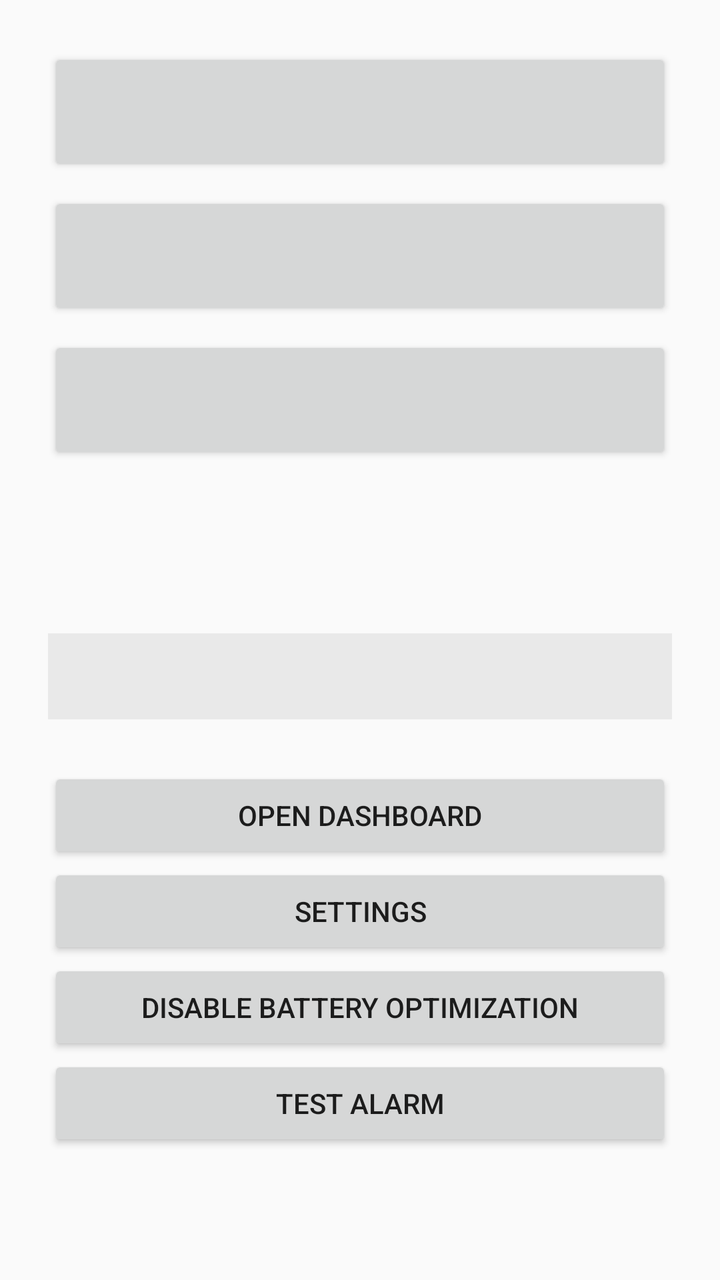
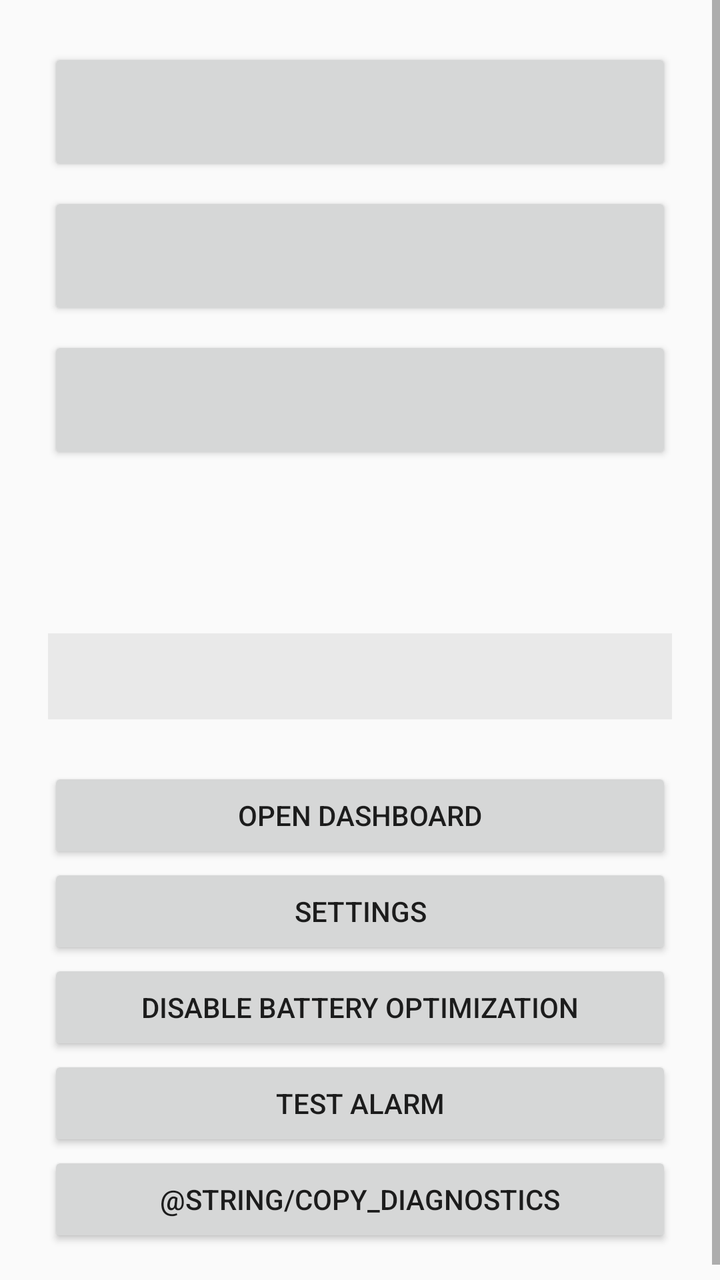

Screens rendered from an Android XML layout before and after an edit, with the pre-edit source and the edit as a unified diff.
<!-- AndroidManifest.xml: application theme Theme.TeamsMonitor -->
<!-- res/layout/activity_main.xml -->
<?xml version="1.0" encoding="utf-8"?>
<LinearLayout xmlns:android="http://schemas.android.com/apk/res/android"
    android:layout_width="match_parent"
    android:layout_height="match_parent"
    android:orientation="vertical">

    <LinearLayout
        android:id="@+id/dnd_banner"
        android:layout_width="match_parent"
        android:layout_height="wrap_content"
        android:orientation="horizontal"
        android:gravity="center_vertical"
        android:background="#D32F2F"
        android:padding="12dp"
        android:visibility="gone">

        <TextView
            android:layout_width="0dp"
            android:layout_height="wrap_content"
            android:layout_weight="1"
            android:text="@string/dnd_warning"
            android:textColor="#FFFFFF"
            android:textStyle="bold" />

        <Button
            android:id="@+id/dnd_fix"
            android:layout_width="wrap_content"
            android:layout_height="wrap_content"
            android:text="@string/dnd_fix" />
    </LinearLayout>

    <LinearLayout
        android:layout_width="match_parent"
        android:layout_height="match_parent"
        android:orientation="vertical"
        android:padding="24dp">

        <Button
            android:id="@+id/toggle_alarm_sound"
            android:layout_width="match_parent"
            android:layout_height="wrap_content"
            android:minHeight="64dp"
            android:textSize="16sp"
            android:textAllCaps="false" />

        <Button
            android:id="@+id/toggle_notifications"
            android:layout_width="match_parent"
            android:layout_height="wrap_content"
            android:layout_marginTop="8dp"
            android:minHeight="64dp"
            android:textSize="16sp"
            android:textAllCaps="false" />

        <Button
            android:id="@+id/toggle_screen_on"
            android:layout_width="match_parent"
            android:layout_height="wrap_content"
            android:layout_marginTop="8dp"
            android:minHeight="64dp"
            android:textSize="16sp"
            android:textAllCaps="false" />

        <TextView
            android:id="@+id/conn_status"
            android:layout_width="match_parent"
            android:layout_height="wrap_content"
            android:layout_marginTop="24dp"
            android:textSize="16sp"
            android:textStyle="bold" />

        <TextView
            android:id="@+id/server"
            android:layout_width="match_parent"
            android:layout_height="wrap_content"
            android:layout_marginTop="4dp" />

        <TextView
            android:id="@+id/last_alert"
            android:layout_width="match_parent"
            android:layout_height="wrap_content"
            android:layout_marginTop="16dp"
            android:background="#11000000"
            android:padding="12dp" />

        <Button
            android:id="@+id/btn_dashboard"
            android:layout_width="match_parent"
            android:layout_height="wrap_content"
            android:layout_marginTop="24dp"
            android:text="@string/open_dashboard" />

        <Button
            android:id="@+id/btn_settings"
            android:layout_width="match_parent"
            android:layout_height="wrap_content"
            android:text="@string/menu_settings" />

        <Button
            android:id="@+id/btn_battery"
            android:layout_width="match_parent"
            android:layout_height="wrap_content"
            android:text="@string/menu_battery" />

        <Button
            android:id="@+id/btn_test_alarm"
            android:layout_width="match_parent"
            android:layout_height="wrap_content"
            android:text="@string/test_alarm" />
    </LinearLayout>
</LinearLayout>
<!-- resources referenced by this layout -->
<resources>
  <string name="dnd_fix">Allow</string>
  <string name="dnd_warning">Alarms may be silenced by Do Not Disturb</string>
  <string name="menu_battery">Disable battery optimization</string>
  <string name="menu_settings">Settings</string>
  <string name="open_dashboard">Open dashboard</string>
  <string name="test_alarm">Test alarm</string>
  <style name="Theme.TeamsMonitor" parent="Theme.AppCompat.DayNight" />
</resources>

<!-- the commit's change to res/layout/activity_main.xml (unified diff, before → after) -->
@@ -29,83 +29,96 @@
             android:text="@string/dnd_fix" />
     </LinearLayout>
 
-    <LinearLayout
+    <ScrollView
         android:layout_width="match_parent"
-        android:layout_height="match_parent"
-        android:orientation="vertical"
-        android:padding="24dp">
+        android:layout_height="0dp"
+        android:layout_weight="1"
+        android:fillViewport="true">
 
-        <Button
-            android:id="@+id/toggle_alarm_sound"
+        <LinearLayout
             android:layout_width="match_parent"
             android:layout_height="wrap_content"
-            android:minHeight="64dp"
-            android:textSize="16sp"
-            android:textAllCaps="false" />
+            android:orientation="vertical"
+            android:padding="24dp">
 
-        <Button
-            android:id="@+id/toggle_notifications"
-            android:layout_width="match_parent"
-            android:layout_height="wrap_content"
-            android:layout_marginTop="8dp"
-            android:minHeight="64dp"
-            android:textSize="16sp"
-            android:textAllCaps="false" />
+            <Button
+                android:id="@+id/toggle_alarm_sound"
+                android:layout_width="match_parent"
+                android:layout_height="wrap_content"
+                android:minHeight="64dp"
+                android:textSize="16sp"
+                android:textAllCaps="false" />
 
-        <Button
-            android:id="@+id/toggle_screen_on"
-            android:layout_width="match_parent"
-            android:layout_height="wrap_content"
-            android:layout_marginTop="8dp"
-            android:minHeight="64dp"
-            android:textSize="16sp"
-            android:textAllCaps="false" />
+            <Button
+                android:id="@+id/toggle_notifications"
+                android:layout_width="match_parent"
+                android:layout_height="wrap_content"
+                android:layout_marginTop="8dp"
+                android:minHeight="64dp"
+                android:textSize="16sp"
+                android:textAllCaps="false" />
 
-        <TextView
-            android:id="@+id/conn_status"
-            android:layout_width="match_parent"
-            android:layout_height="wrap_content"
-            android:layout_marginTop="24dp"
-            android:textSize="16sp"
-            android:textStyle="bold" />
+            <Button
+                android:id="@+id/toggle_screen_on"
+                android:layout_width="match_parent"
+                android:layout_height="wrap_content"
+                android:layout_marginTop="8dp"
+                android:minHeight="64dp"
+                android:textSize="16sp"
+                android:textAllCaps="false" />
 
-        <TextView
-            android:id="@+id/server"
-            android:layout_width="match_parent"
-            android:layout_height="wrap_content"
-            android:layout_marginTop="4dp" />
+            <TextView
+                android:id="@+id/conn_status"
+                android:layout_width="match_parent"
+                android:layout_height="wrap_content"
+                android:layout_marginTop="24dp"
+                android:textSize="16sp"
+                android:textStyle="bold" />
 
-        <TextView
-            android:id="@+id/last_alert"
-            android:layout_width="match_parent"
-            android:layout_height="wrap_content"
-            android:layout_marginTop="16dp"
-            android:background="#11000000"
-            android:padding="12dp" />
+            <TextView
+                android:id="@+id/server"
+                android:layout_width="match_parent"
+                android:layout_height="wrap_content"
+                android:layout_marginTop="4dp" />
 
-        <Button
-            android:id="@+id/btn_dashboard"
-            android:layout_width="match_parent"
-            android:layout_height="wrap_content"
-            android:layout_marginTop="24dp"
-            android:text="@string/open_dashboard" />
+            <TextView
+                android:id="@+id/last_alert"
+                android:layout_width="match_parent"
+                android:layout_height="wrap_content"
+                android:layout_marginTop="16dp"
+                android:background="#11000000"
+                android:padding="12dp" />
 
-        <Button
-            android:id="@+id/btn_settings"
-            android:layout_width="match_parent"
-            android:layout_height="wrap_content"
-            android:text="@string/menu_settings" />
+            <Button
+                android:id="@+id/btn_dashboard"
+                android:layout_width="match_parent"
+                android:layout_height="wrap_content"
+                android:layout_marginTop="24dp"
+                android:text="@string/open_dashboard" />
 
-        <Button
-            android:id="@+id/btn_battery"
-            android:layout_width="match_parent"
-            android:layout_height="wrap_content"
-            android:text="@string/menu_battery" />
+            <Button
+                android:id="@+id/btn_settings"
+                android:layout_width="match_parent"
+                android:layout_height="wrap_content"
+                android:text="@string/menu_settings" />
 
-        <Button
-            android:id="@+id/btn_test_alarm"
-            android:layout_width="match_parent"
-            android:layout_height="wrap_content"
-            android:text="@string/test_alarm" />
-    </LinearLayout>
+            <Button
+                android:id="@+id/btn_battery"
+                android:layout_width="match_parent"
+                android:layout_height="wrap_content"
+                android:text="@string/menu_battery" />
+
+            <Button
+                android:id="@+id/btn_test_alarm"
+                android:layout_width="match_parent"
+                android:layout_height="wrap_content"
+                android:text="@string/test_alarm" />
+
+            <Button
+                android:id="@+id/btn_copy_diagnostics"
+                android:layout_width="match_parent"
+                android:layout_height="wrap_content"
+                android:text="@string/copy_diagnostics" />
+        </LinearLayout>
+    </ScrollView>
 </LinearLayout>
